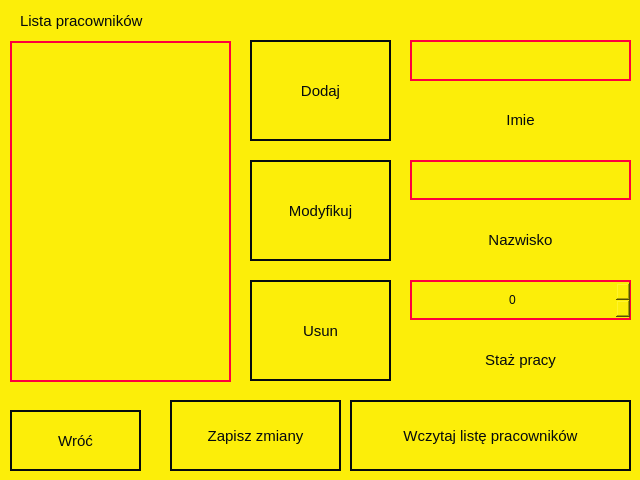
First picture: the form in mainwindow.ui, repository MystryDawid/Cars, before the edit.
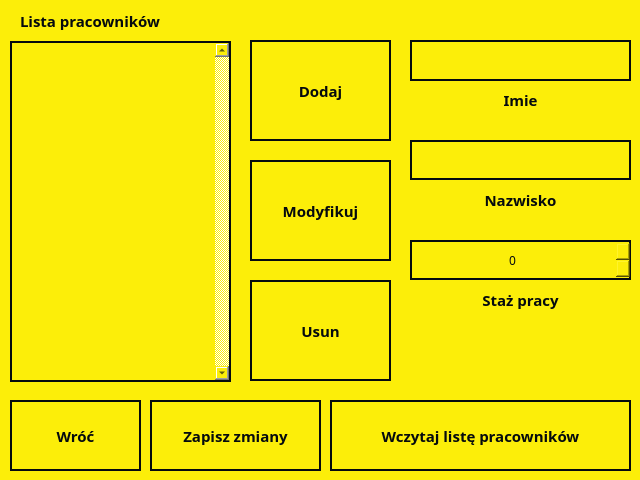
Second picture: the form after the edit. The open tabs and pages were chosen to show the change.

Commit message: Ostateczna wersja widoku pracownika

The edit to the form file:
```diff
--- a/mainwindow.ui
+++ b/mainwindow.ui
@@ -49,7 +49,7 @@
     </property>
     <property name="font">
      <font>
-      <family>MS Shell Dlg 2</family>
+      <family>Curier</family>
      </font>
     </property>
     <property name="styleSheet">
@@ -63,17 +63,21 @@
 QWidget{
 background-color:#fcee09;
 color: #050a0e;
+font-family:Curier;
 }
 
 QLineEdit{
- border: 2px solid #ff003c;
+ border: 2px solid #050a0e;
+color: #00f0ff;
+font-size:15px;;
 }
 
 QSpinBox{
- border: 2px solid #ff003c;
+ border: 2px solid #050a0e;
 }
 QLabel{
    font-size: 15px;
+ font-weight:bold;
 }
 
 wroc{
@@ -83,37 +87,35 @@
 
 QPushButton{
   border: 2px solid #050a0e;
-  outline: none;
   background-color:  #fcee09;
   color: #050a0e;
-  padding: 20px 25px;
-  position: relative;
   font-size:15px;
   text-transform: uppercase;
+  font-weight:bold;
 }
 
 QPushButton:hover{
-  background-color:  #00f0ff;
+  background-color:  #ff003c;
 }
 
 QListWidget{
- border: 2px solid #ff003c;
- color: #050a0e;
+ border: 2px solid #050a0e;
+ color:  #00f0ff;
+font-size:15px;;
 }</string>
     </property>
     <widget class="QWidget" name="Main">
      <widget class="QPushButton" name="goToPracownikForm">
       <property name="geometry">
        <rect>
-        <x>380</x>
-        <y>290</y>
+        <x>350</x>
+        <y>270</y>
         <width>231</width>
         <height>161</height>
        </rect>
       </property>
       <property name="styleSheet">
-       <string notr="true">
-</string>
+       <string notr="true"/>
       </property>
       <property name="text">
        <string>Dodaj Pracownika</string>
@@ -122,8 +124,8 @@
      <widget class="QPushButton" name="goToWybierzAuto">
       <property name="geometry">
        <rect>
-        <x>30</x>
-        <y>30</y>
+        <x>60</x>
+        <y>60</y>
         <width>221</width>
         <height>161</height>
        </rect>
@@ -135,8 +137,8 @@
      <widget class="QPushButton" name="goToStworzAuto">
       <property name="geometry">
        <rect>
-        <x>380</x>
-        <y>30</y>
+        <x>350</x>
+        <y>60</y>
         <width>231</width>
         <height>161</height>
        </rect>
@@ -148,8 +150,8 @@
      <widget class="QPushButton" name="goToDodajCzesci">
       <property name="geometry">
        <rect>
-        <x>30</x>
-        <y>290</y>
+        <x>60</x>
+        <y>270</y>
         <width>221</width>
         <height>161</height>
        </rect>
@@ -190,7 +192,7 @@
       <property name="geometry">
        <rect>
         <x>410</x>
-        <y>280</y>
+        <y>240</y>
         <width>221</width>
         <height>40</height>
        </rect>
@@ -215,7 +217,7 @@
       <property name="geometry">
        <rect>
         <x>410</x>
-        <y>160</y>
+        <y>140</y>
         <width>221</width>
         <height>40</height>
        </rect>
@@ -230,14 +232,17 @@
         <height>41</height>
        </rect>
       </property>
+      <property name="text">
+       <string/>
+      </property>
      </widget>
      <widget class="QPushButton" name="wroc">
       <property name="geometry">
        <rect>
         <x>10</x>
-        <y>410</y>
+        <y>400</y>
         <width>131</width>
-        <height>61</height>
+        <height>71</height>
        </rect>
       </property>
       <property name="styleSheet">
@@ -252,7 +257,7 @@
      <widget class="QPushButton" name="zapisz_zmiany">
       <property name="geometry">
        <rect>
-        <x>170</x>
+        <x>150</x>
         <y>400</y>
         <width>171</width>
         <height>71</height>
@@ -265,9 +270,9 @@
      <widget class="QPushButton" name="wczytaj_pracownikow">
       <property name="geometry">
        <rect>
-        <x>350</x>
+        <x>330</x>
         <y>400</y>
-        <width>281</width>
+        <width>301</width>
         <height>71</height>
        </rect>
       </property>
@@ -279,7 +284,7 @@
       <property name="geometry">
        <rect>
         <x>410</x>
-        <y>100</y>
+        <y>80</y>
         <width>221</width>
         <height>40</height>
        </rect>
@@ -295,7 +300,7 @@
       <property name="geometry">
        <rect>
         <x>410</x>
-        <y>220</y>
+        <y>180</y>
         <width>221</width>
         <height>40</height>
        </rect>
@@ -311,7 +316,7 @@
       <property name="geometry">
        <rect>
         <x>410</x>
-        <y>340</y>
+        <y>280</y>
         <width>221</width>
         <height>40</height>
        </rect>
@@ -345,6 +350,20 @@
         <height>341</height>
        </rect>
       </property>
+      <property name="styleSheet">
+       <string notr="true">scrollArea{
+color:red;
+}</string>
+      </property>
+      <property name="verticalScrollBarPolicy">
+       <enum>Qt::ScrollBarAlwaysOn</enum>
+      </property>
+      <property name="uniformItemSizes">
+       <bool>false</bool>
+      </property>
+      <property name="wordWrap">
+       <bool>false</bool>
+      </property>
      </widget>
      <widget class="QPushButton" name="modyfikuj">
       <property name="geometry">
@@ -359,15 +378,29 @@
        <string>Modyfikuj</string>
       </property>
      </widget>
+     <zorder>usunPracownika</zorder>
+     <zorder>dodajPracownika</zorder>
+     <zorder>staz</zorder>
+     <zorder>nazwisko</zorder>
+     <zorder>wroc</zorder>
+     <zorder>zapisz_zmiany</zorder>
+     <zorder>wczytaj_pracownikow</zorder>
+     <zorder>label</zorder>
+     <zorder>label_2</zorder>
+     <zorder>label_3</zorder>
+     <zorder>label_4</zorder>
+     <zorder>listaPracownikow</zorder>
+     <zorder>modyfikuj</zorder>
+     <zorder>imie</zorder>
     </widget>
     <widget class="QWidget" name="WyborAuta">
      <widget class="QPushButton" name="wroc_2">
       <property name="geometry">
        <rect>
         <x>10</x>
-        <y>410</y>
+        <y>400</y>
         <width>131</width>
-        <height>61</height>
+        <height>71</height>
        </rect>
       </property>
       <property name="text">
@@ -380,9 +413,9 @@
       <property name="geometry">
        <rect>
         <x>10</x>
-        <y>410</y>
+        <y>400</y>
         <width>131</width>
-        <height>61</height>
+        <height>71</height>
        </rect>
       </property>
       <property name="text">
@@ -395,9 +428,9 @@
       <property name="geometry">
        <rect>
         <x>10</x>
-        <y>410</y>
+        <y>400</y>
         <width>131</width>
-        <height>61</height>
+        <height>71</height>
        </rect>
       </property>
       <property name="text">
```
